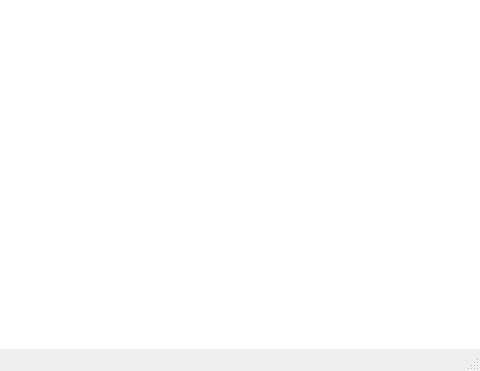
Qt form main.ui (nearkyh/seafloor-mapping) before a commit; both pictures show x 660 to 1140 and y 481 to 852 of the 1140 by 852 pixel window.
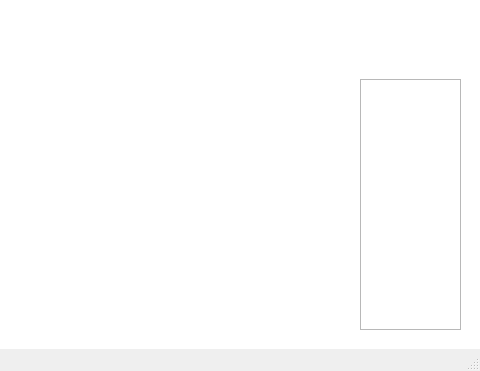
The same form after that commit. Icons and pictures are not drawn.

Commit message: Update color-bar

The edit to the form file:
```diff
--- a/main.ui
+++ b/main.ui
@@ -385,6 +385,19 @@
      </rect>
     </property>
    </widget>
+   <widget class="QGraphicsView" name="colorBar">
+    <property name="geometry">
+     <rect>
+      <x>1020</x>
+      <y>560</y>
+      <width>101</width>
+      <height>251</height>
+     </rect>
+    </property>
+    <property name="styleSheet">
+     <string notr="true"/>
+    </property>
+   </widget>
    <zorder>listWidget</zorder>
    <zorder>label_latitude</zorder>
    <zorder>pushButton_push</zorder>
@@ -409,6 +422,7 @@
    <zorder>listWidget_filePath</zorder>
    <zorder>label_filePath</zorder>
    <zorder>textEdit_latitude</zorder>
+   <zorder>colorBar</zorder>
   </widget>
   <widget class="QStatusBar" name="statusbar"/>
  </widget>
```
The commit also changes 3 other files.
